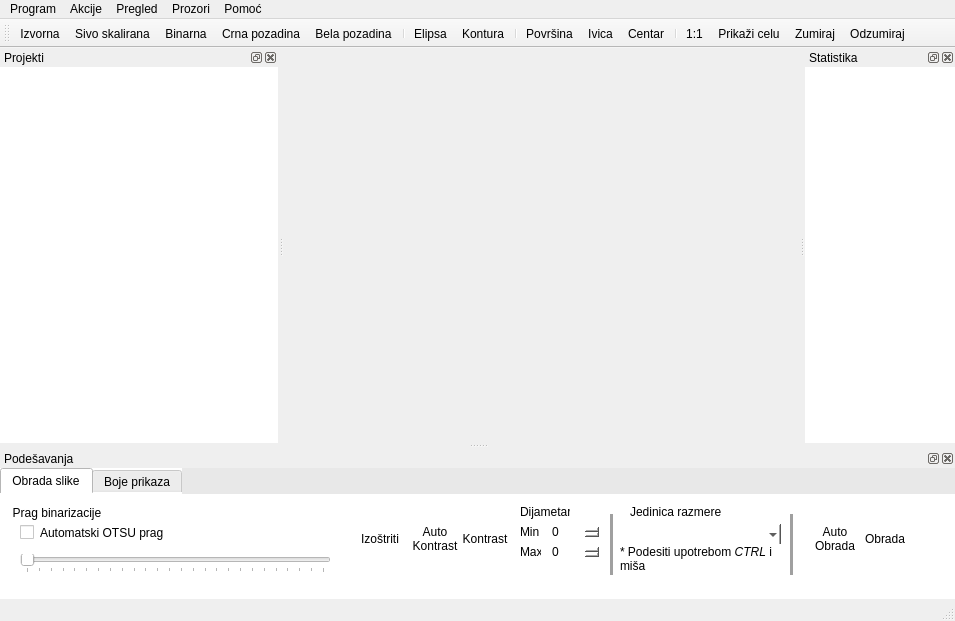
First picture: the form in main/src/ndtr/ndtr_app/mainwindow.ui, repository nik0la31/Application-of-pattern-recognition-algorithms-in-neutron-dosimetry, before the edit.
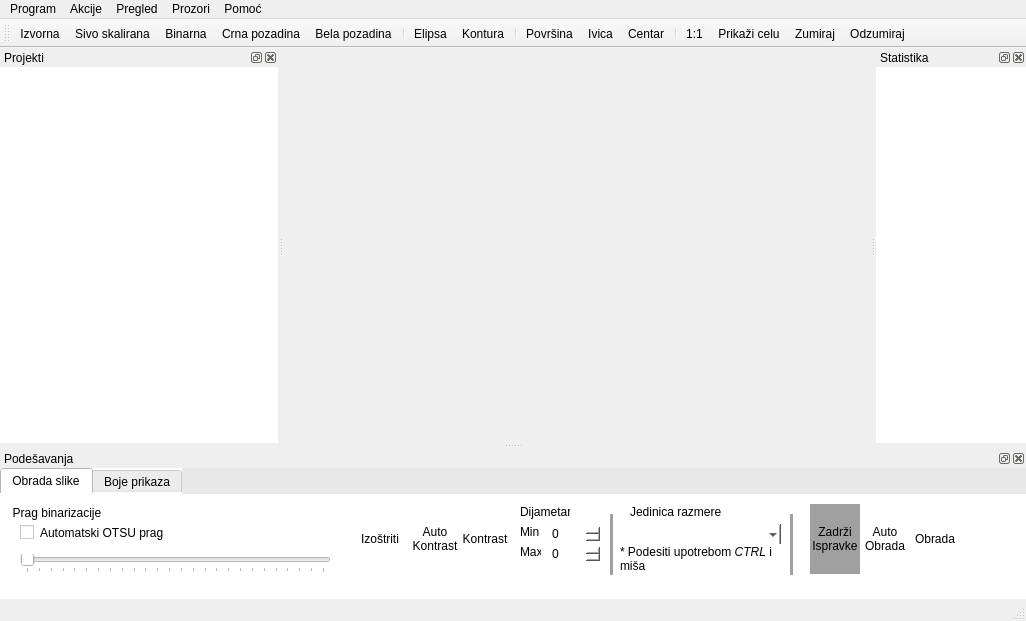
Second picture: the form after the edit. Icons and pictures are not drawn.

Diff of the .ui file:
```diff
--- a/main/src/ndtr/ndtr_app/mainwindow.ui
+++ b/main/src/ndtr/ndtr_app/mainwindow.ui
@@ -6,7 +6,7 @@
    <rect>
     <x>0</x>
     <y>0</y>
-    <width>955</width>
+    <width>1026</width>
     <height>621</height>
    </rect>
   </property>
@@ -28,7 +28,7 @@
     <rect>
      <x>0</x>
      <y>0</y>
-     <width>955</width>
+     <width>1026</width>
      <height>21</height>
     </rect>
    </property>
@@ -444,8 +444,8 @@
           <rect>
            <x>550</x>
            <y>50</y>
-           <width>50</width>
-           <height>16</height>
+           <width>51</width>
+           <height>20</height>
           </rect>
          </property>
          <property name="decimals">
@@ -460,8 +460,8 @@
           <rect>
            <x>550</x>
            <y>30</y>
-           <width>50</width>
-           <height>16</height>
+           <width>51</width>
+           <height>20</height>
           </rect>
          </property>
          <property name="statusTip">
@@ -519,7 +519,7 @@
         <widget class="QToolButton" name="btnProcessImage">
          <property name="geometry">
           <rect>
-           <x>860</x>
+           <x>910</x>
            <y>10</y>
            <width>50</width>
            <height>70</height>
@@ -567,7 +567,7 @@
         <widget class="QToolButton" name="btnAutoProcess">
          <property name="geometry">
           <rect>
-           <x>810</x>
+           <x>860</x>
            <y>10</y>
            <width>50</width>
            <height>70</height>
@@ -739,6 +739,61 @@
           <bool>true</bool>
          </property>
         </widget>
+        <widget class="QToolButton" name="btnKeepManuals">
+         <property name="geometry">
+          <rect>
+           <x>810</x>
+           <y>10</y>
+           <width>50</width>
+           <height>70</height>
+          </rect>
+         </property>
+         <property name="styleSheet">
+          <string notr="true">QToolButton
+{
+    border: 0px;
+}
+
+QToolButton:hover
+{
+    padding: 2px;
+    background-color: #F0F0F0;
+}
+
+QToolButton:pressed
+{
+    padding: 4px;
+}
+
+QToolButton:checked
+{
+    background-color: #A0A0A0;
+}</string>
+         </property>
+         <property name="text">
+          <string>Zadrži
+Ispravke</string>
+         </property>
+         <property name="icon">
+          <iconset resource="resources.qrc">
+           <normaloff>:/ico/ico/hammer.ico</normaloff>:/ico/ico/hammer.ico</iconset>
+         </property>
+         <property name="iconSize">
+          <size>
+           <width>32</width>
+           <height>32</height>
+          </size>
+         </property>
+         <property name="checkable">
+          <bool>true</bool>
+         </property>
+         <property name="checked">
+          <bool>true</bool>
+         </property>
+         <property name="toolButtonStyle">
+          <enum>Qt::ToolButtonTextUnderIcon</enum>
+         </property>
+        </widget>
        </widget>
        <widget class="QWidget" name="tab_3">
         <attribute name="title">
```
Left out of the diff: 12 changed lines with no effect on the pictures.
